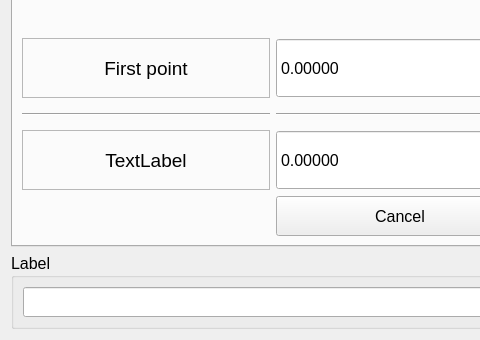
Old version of the form designer/lineGenerator.ui in the repository Fditoro/PlotTool_Grupo5; both pictures show x 0 to 480 and y 160 to 500 of the 800 by 500 pixel window.
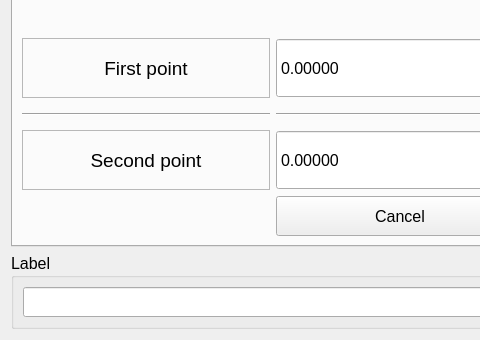
New version of the form. The open tabs and pages were chosen to show the change.

Commit message: Cambios de qt designer

The edit to the form file:
```diff
--- a/designer/lineGenerator.ui
+++ b/designer/lineGenerator.ui
@@ -381,7 +381,7 @@
           <enum>QFrame::StyledPanel</enum>
          </property>
          <property name="text">
-          <string>TextLabel</string>
+          <string>Second point</string>
          </property>
          <property name="alignment">
           <set>Qt::AlignCenter</set>
```
Left out of the diff: 2 changed lines with no effect on the pictures.
